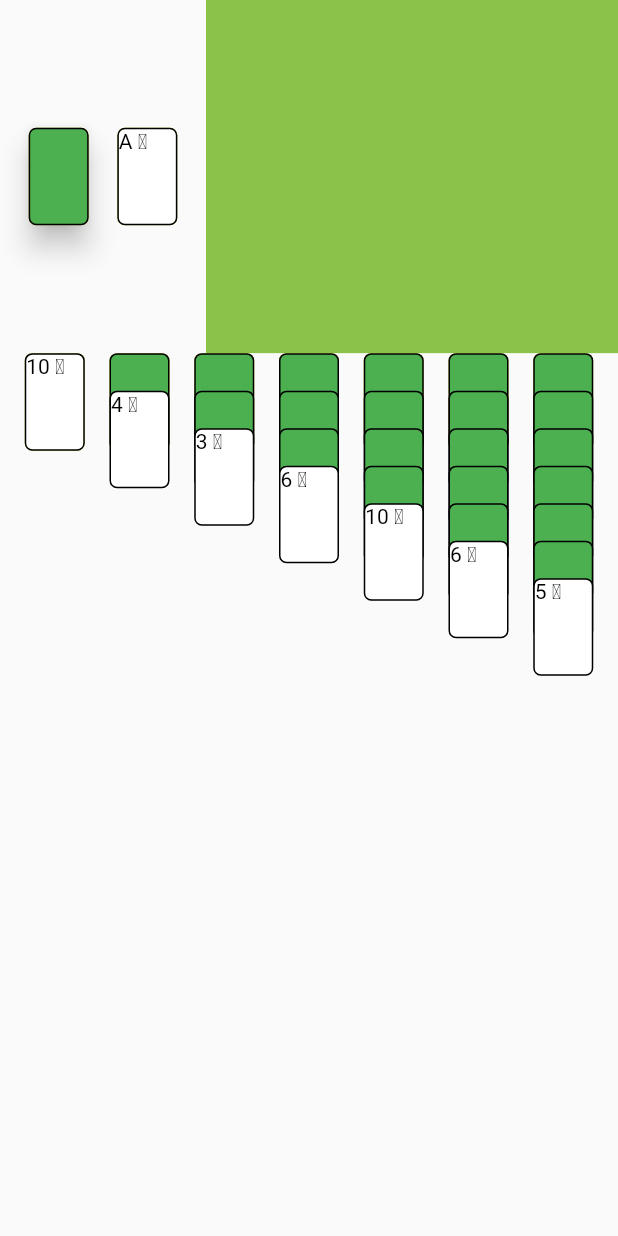
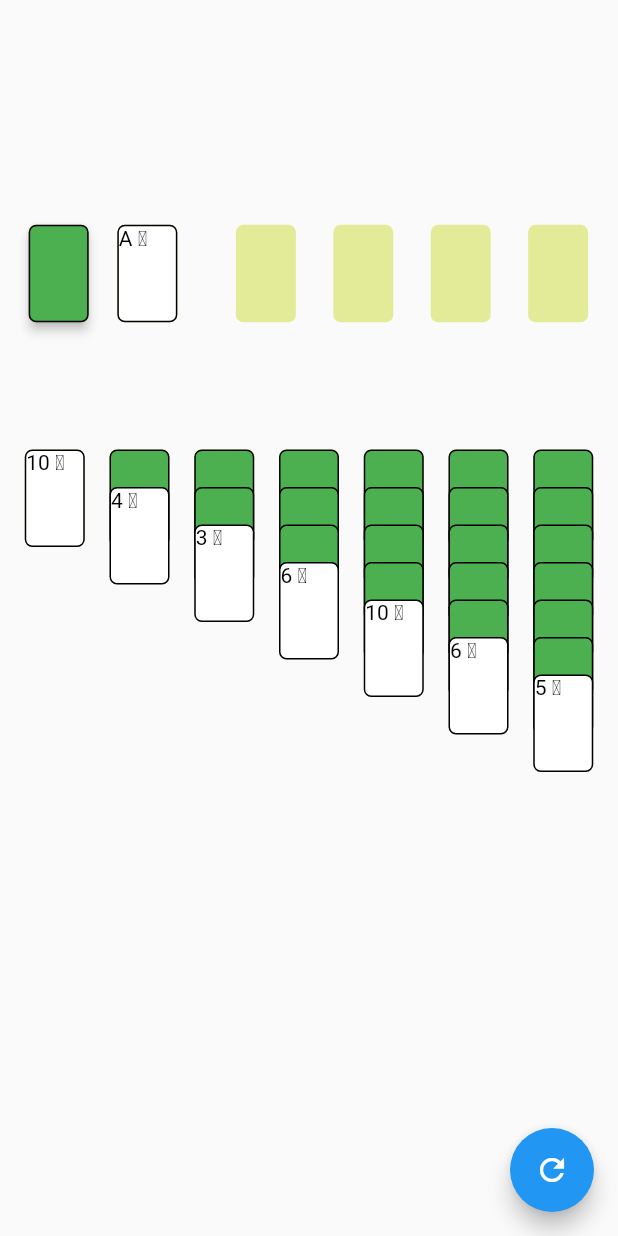
Before and after one commit to kai618/solita, a Flutter app: the screen it shows after launch, on a phone screen of 412 x 824 dp. Run offline on Flutter 3.47's test engine with Material 2 defaults, Android fonts, the phone set to English and light mode, and no system bars.

Commit message:
added suit piles in suit area

```diff
--- a/lib/main.dart
+++ b/lib/main.dart
@@ -4,10 +4,10 @@ import 'package:solitaire/screens/play_screen.dart';
 
 void main() {
   WidgetsFlutterBinding.ensureInitialized();
-//  SystemChrome.setPreferredOrientations(
-//    [DeviceOrientation.portraitUp, DeviceOrientation.portraitDown],
-//  );
-  SystemChrome.setEnabledSystemUIOverlays([]);
+  SystemChrome.setPreferredOrientations(
+    [DeviceOrientation.portraitUp, DeviceOrientation.portraitDown],
+  );
+//  SystemChrome.setEnabledSystemUIOverlays([]);
 
   runApp(MyApp());
 }
--- a/lib/screens/play_screen.dart
+++ b/lib/screens/play_screen.dart
@@ -3,6 +3,7 @@ import 'package:solitaire/utils/round_handler.dart';
 import 'package:solitaire/widgets/card_column.dart';
 import 'package:solitaire/utils/deck_card.dart';
 import 'package:solitaire/widgets/card_drawing_area.dart';
+import 'package:solitaire/widgets/suit_pile.dart';
 
 class PlayScreen extends StatefulWidget {
   static final screenName = "play_screen";
@@ -12,16 +13,34 @@ class PlayScreen extends StatefulWidget {
 }
 
 class _PlayScreenState extends State<PlayScreen> {
-  final RoundHandler handler = RoundHandler();
+  RoundHandler handler = RoundHandler();
+  final List<GlobalKey<CardColumnState>> keys = List(7);
 
   @override
   void initState() {
     handler.initDeck();
+    for (int i = 0; i < 7; i++) {
+      keys[i] = GlobalKey();
+    }
     super.initState();
   }
 
   void onCardsAddedToColumn(int from, int to, List<DeckCard> cards) {
     setState(() => handler.onCardsAddedToColumn(cards, to, from));
+    if (from != -1) keys[to].currentState.onDragEnd();
+  }
+
+  void onCardAddedToSuit(CardSuit suit, int from) {
+    setState(() => handler.onCardAddedToSuit(suit, from));
+    if (from != -1) keys[from].currentState.setState(() {});
+  }
+
+  void reset() {
+    setState(() {
+      handler = RoundHandler();
+      handler.initDeck();
+      keys.forEach((key) => key.currentState.onDragEnd());
+    });
   }
 
   @override
@@ -29,32 +48,36 @@ class _PlayScreenState extends State<PlayScreen> {
     return Scaffold(
       body: Column(
         children: <Widget>[
+          Expanded(flex: 2, child: Container()),
           Expanded(
             flex: 2,
             child: Row(
+              crossAxisAlignment: CrossAxisAlignment.start,
               children: <Widget>[
-                Expanded(
-                    flex: 2,
-                    child: CardDrawingArea(
-                      deckClosed: handler.deckClosed,
-                      deckOpened: handler.deckOpened,
-                    )),
+                Expanded(flex: 2, child: CardDrawingArea(handler.deckClosed, handler.deckOpened)),
                 Expanded(flex: 4, child: buildFinalSuitArea()),
               ],
             ),
           ),
-          Expanded(
-            flex: 5,
-            child: buildCardColumnArea(),
-          ),
+          Expanded(flex: 7, child: buildCardColumnArea()),
         ],
       ),
+      floatingActionButton: FloatingActionButton(onPressed: reset, child: Icon(Icons.refresh)),
     );
   }
 
   Widget buildFinalSuitArea() {
-    return Container(
-      color: Colors.lightGreen,
+    return Row(
+      mainAxisAlignment: MainAxisAlignment.spaceEvenly,
+      crossAxisAlignment: CrossAxisAlignment.start,
+      children: handler.suitPiles.map((pile) {
+        int index = handler.suitPiles.indexOf(pile);
+        return SuitPile(
+          pile: pile,
+          suit: CardSuit.values[index],
+          onCardAdded: onCardAddedToSuit,
+        );
+      }).toList(),
     );
   }
 
@@ -65,7 +88,12 @@ class _PlayScreenState extends State<PlayScreen> {
       children: handler.cardColumns.map(
         (cards) {
           int index = handler.cardColumns.indexOf(cards);
-          return CardColumn(cards: cards, columnIndex: index, onCardsAdded: onCardsAddedToColumn);
+          return CardColumn(
+            key: keys[index],
+            cards: cards,
+            columnIndex: index,
+            onCardsAdded: onCardsAddedToColumn,
+          );
         },
       ).toList(),
     );
--- a/lib/utils/card_rule.dart
+++ b/lib/utils/card_rule.dart
@@ -1,3 +1,6 @@
+import 'dart:math';
+
+import 'package:flutter/material.dart';
 import 'package:solitaire/utils/deck_card.dart';
 
 class CardRule {
@@ -19,7 +22,18 @@ class CardRule {
     return false;
   }
 
-  static bool isCardsAcceptedToSuit() {
+  static bool isCardsAcceptedToSuit(
+      CardSuit suit, List<DeckCard> toPile, List<DeckCard> fromCards) {
+    if (fromCards.length == 1 && fromCards.first.suit == suit) {
+      if (toPile.isEmpty) {
+        if (fromCards.first.rank == CardRank.ace) return true;
+        return false;
+      } else {
+        int pileRankIndex = CardRank.values.indexOf(toPile.last.rank);
+        int cardRankIndex = CardRank.values.indexOf(fromCards.first.rank);
+        if (cardRankIndex == pileRankIndex + 1) return true;
+      }
+    }
     return false;
   }
 }
--- a/lib/utils/deck_card.dart
+++ b/lib/utils/deck_card.dart
@@ -1,6 +1,6 @@
 import 'package:flutter/material.dart';
 
-enum CardSuit { spades, hearts, diamonds, clubs }
+enum CardSuit { hearts, diamonds, spades, clubs }
 
 extension CardSuitMethod on CardSuit {
   String get string {
--- a/lib/utils/round_handler.dart
+++ b/lib/utils/round_handler.dart
@@ -8,23 +8,21 @@ class RoundHandler {
   List<DeckCard> deckClosed = [];
   List<DeckCard> deckOpened = [];
 
-  List<DeckCard> heartSuit = [];
-  List<DeckCard> diamondSuit = [];
-  List<DeckCard> spadeSuit = [];
-  List<DeckCard> clubSuit = [];
-
   // 7 columns containing 28 random cards in total
   List<List<DeckCard>> cardColumns = List(7);
 
+  // 4 final suits
+  List<List<DeckCard>> suitPiles = List(4);
+
   RoundHandler() {
     for (int i = 0; i < 7; i++) cardColumns[i] = [];
+    for (int i = 0; i < 4; i++) suitPiles[i] = [];
   }
 
   void initDeck() {
     createAllCards();
     putRandomCardsToColumns();
     putRemainingCardsToDeckRandomly();
-    print(deckClosed.length);
   }
 
   void createAllCards() {
@@ -75,5 +73,15 @@ class RoundHandler {
     }
   }
 
-  void onCardsAddedToSuit() {}
+  void onCardAddedToSuit(CardSuit suit, int from) {
+    int index = CardSuit.values.indexOf(suit);
+
+    if (from != -1) {
+      // one card added from columns
+      suitPiles[index].add(cardColumns[from].removeLast());
+      cardColumns[from].last.faceUp = true;
+    } else
+      // one card added from drawing deck
+      suitPiles[index].add(deckOpened.removeLast());
+  }
 }
--- a/lib/widgets/card_column.dart
+++ b/lib/widgets/card_column.dart
@@ -2,7 +2,7 @@ import 'package:flutter/cupertino.dart';
 import 'package:flutter/material.dart';
 import 'package:solitaire/utils/constant.dart';
 import 'package:solitaire/utils/deck_card.dart';
-import 'package:solitaire/widgets/car_column_tray.dart';
+import 'package:solitaire/widgets/card_tray.dart';
 import 'package:solitaire/widgets/draggable_card.dart';
 import 'package:solitaire/widgets/column_drag_target.dart';
 
@@ -13,13 +13,18 @@ class CardColumn extends StatefulWidget {
   final Function onCardsAdded;
   final int columnIndex;
 
-  CardColumn({this.cards, this.onCardsAdded, this.columnIndex});
+  CardColumn({
+    Key key,
+    @required this.cards,
+    @required this.onCardsAdded,
+    @required this.columnIndex,
+  }) : super(key: key);
 
   @override
-  _CardColumnState createState() => _CardColumnState();
+  CardColumnState createState() => CardColumnState();
 }
 
-class _CardColumnState extends State<CardColumn> {
+class CardColumnState extends State<CardColumn> {
   int lastVisibleCardIndex;
 
   @override
@@ -42,7 +47,7 @@ class _CardColumnState extends State<CardColumn> {
       constraints:
           BoxConstraints(minHeight: (widget.cards.length - 1) * Constant.dy + Constant.cardHeight),
       child: Stack(children: <Widget>[
-        CardColumnTray(),
+        CardTray(),
         ...buildDraggableCardPile(),
         buildTargetArea(),
       ]),
@@ -76,7 +81,6 @@ class _CardColumnState extends State<CardColumn> {
       cards: widget.cards,
       columnIndex: widget.columnIndex,
       onCardsAdded: widget.onCardsAdded,
-      onDragEnd: onDragEnd,
     );
   }
 }
--- a/lib/widgets/card_drawing_area.dart
+++ b/lib/widgets/card_drawing_area.dart
@@ -1,7 +1,7 @@
 import 'package:flutter/material.dart';
 import 'package:solitaire/utils/constant.dart';
 import 'package:solitaire/utils/deck_card.dart';
-import 'package:solitaire/widgets/car_column_tray.dart';
+import 'package:solitaire/widgets/card_tray.dart';
 import 'package:solitaire/widgets/facing_down_card.dart';
 import 'package:solitaire/widgets/facing_up_card.dart';
 
@@ -11,7 +11,7 @@ class CardDrawingArea extends StatefulWidget {
   final List<DeckCard> deckClosed;
   final List<DeckCard> deckOpened;
 
-  CardDrawingArea({this.deckClosed, this.deckOpened});
+  CardDrawingArea(this.deckClosed, this.deckOpened);
 
   @override
   _CardDrawingAreaState createState() => _CardDrawingAreaState();
@@ -36,25 +36,27 @@ class _CardDrawingAreaState extends State<CardDrawingArea> {
     return Row(
       mainAxisAlignment: MainAxisAlignment.spaceEvenly,
       children: <Widget>[
-        Material(
-          color: Colors.transparent,
-          elevation: widget.deckClosed.length / 3.0,
-          borderRadius: BorderRadius.circular(Constant.cardRadius),
-          child: Stack(
-            children: <Widget>[
-              GestureDetector(child: CardColumnTray(), onTap: repeatCards),
-              Visibility(
-                visible: widget.deckClosed.isNotEmpty,
-                child: GestureDetector(child: FacingDownCard(), onTap: openCard),
-              ),
-            ],
-          ),
+        Stack(
+          children: <Widget>[
+            GestureDetector(child: CardTray(), onTap: repeatCards),
+            Visibility(
+              visible: widget.deckClosed.isNotEmpty,
+              child: GestureDetector(
+                  child: Material(
+                    elevation: 3,
+                    color: Colors.transparent,
+                    borderRadius: BorderRadius.circular(Constant.cardRadius),
+                    child: FacingDownCard(),
+                  ),
+                  onTap: openCard),
+            ),
+          ],
         ),
         Container(
           height: Constant.cardHeight,
           child: Stack(
             children: <Widget>[
-              CardColumnTray(),
+              CardTray(),
               widget.deckOpened.length > 1
                   ? FacingUpCard(widget.deckOpened[widget.deckOpened.length - 2])
                   : Container(),
--- a/lib/widgets/car_column_tray.dart
+++ b/lib/widgets/card_tray.dart
@@ -1,14 +1,14 @@
 import 'package:flutter/material.dart';
 import 'package:solitaire/utils/constant.dart';
 
-class CardColumnTray extends StatelessWidget {
+class CardTray extends StatelessWidget {
   @override
   Widget build(BuildContext context) {
     return Container(
       height: Constant.cardHeight,
       width: Constant.cardWidth,
       decoration: BoxDecoration(
-        color: Colors.lime,
+        color: Colors.lime.withOpacity(0.5),
         borderRadius: BorderRadius.all(Radius.circular(Constant.cardRadius)),
       ),
     );
--- a/lib/widgets/column_drag_target.dart
+++ b/lib/widgets/column_drag_target.dart
@@ -8,14 +8,12 @@ class ColumnDragTarget extends StatelessWidget {
   final List<DeckCard> cards;
   final double dy; // the distance translated in y axis
   final Function onCardsAdded;
-  final Function onDragEnd;
 
   ColumnDragTarget({
-    this.columnIndex,
-    this.cards,
+    @required this.columnIndex,
+    @required this.cards,
+    @required this.onCardsAdded,
     this.dy = Constant.dy,
-    this.onCardsAdded,
-    this.onDragEnd,
   });
 
   @override
@@ -24,10 +22,7 @@ class ColumnDragTarget extends StatelessWidget {
       offset: Offset(0, (cards.length - 1) * dy),
       child: DragTarget<Map>(
         onWillAccept: (data) => CardRule.isCardsAcceptedToColumn(cards, data["cards"]),
-        onAccept: (data) {
-          onCardsAdded(data["fromColumnIndex"], columnIndex, data["cards"]);
-          onDragEnd();
-        },
+        onAccept: (data) => onCardsAdded(data["fromColumnIndex"], columnIndex, data["cards"]),
         builder: (context, dedicates, rejects) => Container(
           height: 100,
           width: 40,
--- a/lib/widgets/draggable_card.dart
+++ b/lib/widgets/draggable_card.dart
@@ -27,13 +27,18 @@ class DraggableCard extends StatelessWidget {
     return Draggable<Map>(
       child: FacingUpCard(card),
       feedback: Material(
+        elevation: 3,
         color: Colors.transparent,
+        borderRadius: BorderRadius.circular(Constant.cardRadius),
         child: SimpleCardColumn(attachedCards),
       ),
       childWhenDragging: Container(),
       onDragStarted: () => onDragStarted(index),
       onDragEnd: (_) => onDragEnd(),
-      data: {"cards": attachedCards, "fromColumnIndex": columnIndex},
+      data: {
+        "cards": attachedCards,
+        "fromColumnIndex": columnIndex,
+      },
     );
   }
 }
--- /dev/null
+++ b/lib/widgets/suit_pile.dart
@@ -0,0 +1,37 @@
+import 'package:flutter/material.dart';
+import 'package:solitaire/utils/card_rule.dart';
+import 'package:solitaire/utils/deck_card.dart';
+import 'package:solitaire/widgets/card_tray.dart';
+import 'package:solitaire/widgets/facing_up_card.dart';
+
+class SuitPile extends StatelessWidget {
+  final List<DeckCard> pile;
+  final CardSuit suit;
+  final Function onCardAdded;
+
+  SuitPile({this.pile, this.suit, this.onCardAdded});
+
+  @override
+  Widget build(BuildContext context) {
+    return Container(
+      width: 50,
+      child: Stack(
+        children: <Widget>[
+          Align(
+            alignment: Alignment.topCenter,
+            child: (pile.isEmpty) ? CardTray() : FacingUpCard(pile.last),
+          ),
+          DragTarget<Map>(
+            onWillAccept: (data) => CardRule.isCardsAcceptedToSuit(suit, pile, data["cards"]),
+            onAccept: (data) => onCardAdded(suit, data["fromColumnIndex"]),
+            builder: (context, dedicates, rejects) => Container(
+              height: 80,
+              width: 50,
+//              color: Colors.red.withOpacity(0.5),
+            ),
+          ),
+        ],
+      ),
+    );
+  }
+}
```
Also changed, not shown: lib/widgets/suit_drag_target.dart (deleted).
